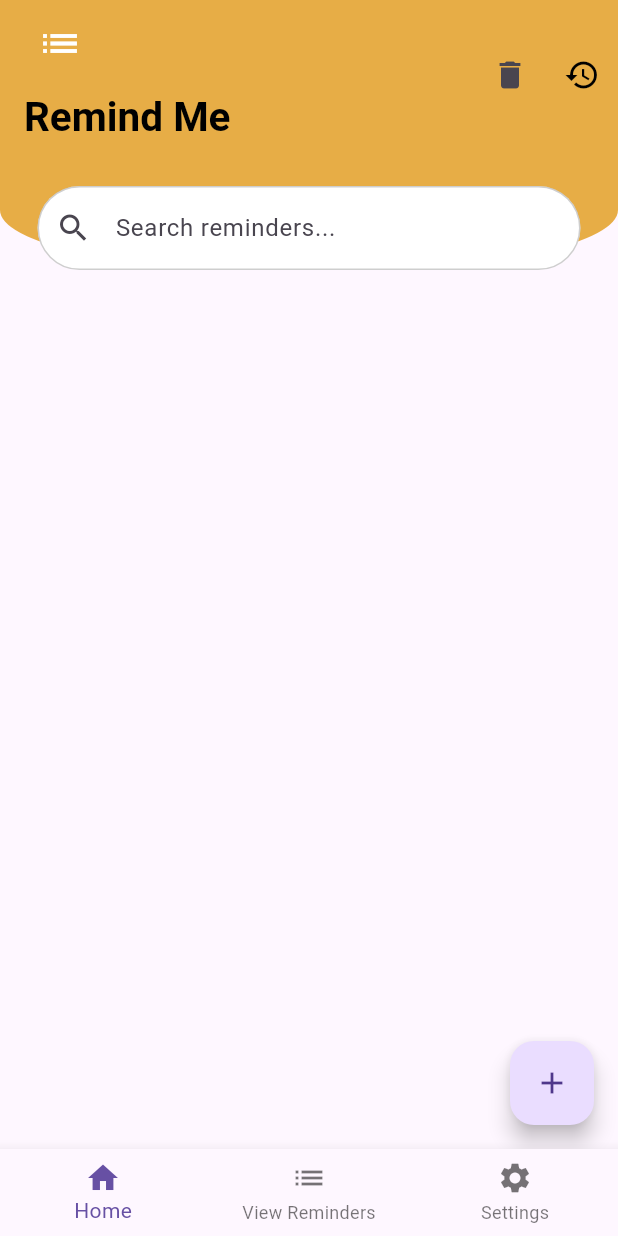
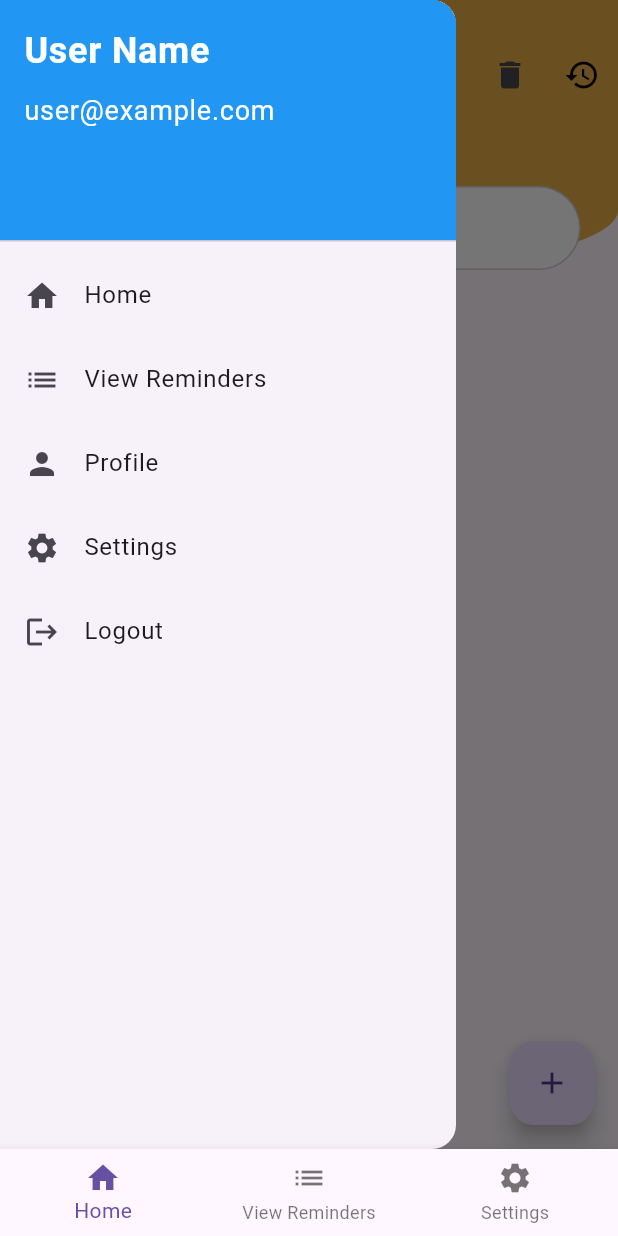
Before and after one commit to sofia883/git_remind_me_repos., a Flutter app: the screen it shows after launch, with the side drawer open (before the commit the screen has no drawer), on a phone screen of 412 x 824 dp. Run offline on Flutter 3.47's test engine with Material 3 defaults, Android fonts, the phone set to English and light mode, and no system bars; our stand-ins replace shared_preferences.

```diff
--- a/lib/home_page.dart
+++ b/lib/home_page.dart
@@ -3,6 +3,8 @@ import 'dart:async';
 import 'create_reminder.dart';
 import 'reminder_service.dart';
 import 'expired_reminders.dart';
+// import 'setting_page.dart';
+import 'profile_page.dart'; // Import your profile page
 
 class HomePage extends StatefulWidget {
   @override
@@ -56,10 +58,13 @@ class _HomePageState extends State<HomePage> {
     setState(() {
       reminders = loadedReminders[0];
       expiredReminders = loadedReminders[1];
-      filteredReminders = List.from(reminders);
       mostUpcomingReminder = ReminderUtils.getMostUpcomingReminder(reminders);
       _isLoading = false;
     });
+
+    print('Reminders loaded: $reminders');
+    print('Expired reminders loaded: $expiredReminders');
+    print('Most upcoming reminder: $mostUpcomingReminder');
 
     _processExpiredReminders();
   }
@@ -103,7 +108,6 @@ class _HomePageState extends State<HomePage> {
     if (result) {
       setState(() {
         reminders.removeAt(index);
-        filteredReminders.removeAt(index); // Keep filtered list in sync
         _saveReminders();
       });
     }
@@ -123,6 +127,17 @@ class _HomePageState extends State<HomePage> {
         });
       },
     );
+  }
+
+  void _logout() async {
+    // Clear expired reminders when logging out
+    await ReminderUtils.clearExpiredReminders();
+
+    // Clear any other necessary data
+    await ReminderUtils.clearOtherData();
+
+    // Navigate to login or welcome page
+    Navigator.pushReplacementNamed(context, '/login');
   }
 
   @override
@@ -186,12 +201,6 @@ class _HomePageState extends State<HomePage> {
         title: Column(
           crossAxisAlignment: CrossAxisAlignment.start,
           children: [
-            IconButton(
-              icon: Icon(Icons.list, size: 30.0, color: Colors.white),
-              onPressed: () {
-                Scaffold.of(context).openDrawer();
-              },
-            ),
             SizedBox(height: 8.0), // Space between icon and title
             Text(
               'Remind Me',
@@ -232,10 +241,82 @@ class _HomePageState extends State<HomePage> {
           ),
         ),
       ),
-      body: Column(
-        children: [
-          if (mostUpcomingReminder != null)
-            Card(
+      drawer: Drawer(
+        child: ListView(
+          padding: EdgeInsets.zero,
+          children: [
+            DrawerHeader(
+              decoration: BoxDecoration(
+                color: Colors.blue,
+              ),
+              child: Column(
+                crossAxisAlignment: CrossAxisAlignment.start,
+                children: [
+                  Text(
+                    'User Name', // Replace with dynamic user name if available
+                    style: TextStyle(
+                      color: Colors.white,
+                      fontSize: 24,
+                      fontWeight: FontWeight.bold,
+                    ),
+                  ),
+                  SizedBox(height: 8.0),
+                  Text(
+                    'user@example.com', // Replace with dynamic email if available
+                    style: TextStyle(
+                      color: Colors.white,
+                      fontSize: 18,
+                    ),
+                  ),
+                ],
+              ),
+            ),
+            ListTile(
+              title: Text('Home'),
+              leading: Icon(Icons.home),
+              onTap: () {
+                Navigator.pushReplacementNamed(context, '/home');
+              },
+            ),
+            ListTile(
+              title: Text('View Reminders'),
+              leading: Icon(Icons.list),
+              onTap: () {
+                Navigator.pushReplacementNamed(context, '/view-reminders');
+              },
+            ),
+            ListTile(
+              title: Text('Profile'),
+              leading: Icon(Icons.person),
+              onTap: () {
+                Navigator.pushReplacementNamed(context, '/profile');
+              },
+            ),
+            ListTile(
+              title: Text('Settings'),
+              leading: Icon(Icons.settings),
+              onTap: () {
+                Navigator.pushReplacementNamed(context, '/settings');
+              },
+            ),
+            ListTile(
+              title: Text('Logout'),
+              leading: Icon(Icons.logout),
+              onTap: () {
+                _logout();
+              },
+            ),
+          ],
+        ),
+      ),
+      body: reminders.isEmpty
+          ? Center(
+              child: Text(
+                'No reminders added',
+                style: TextStyle(fontSize: 18, color: Colors.grey),
+              ),
+            )
+          : Card(
               elevation: 4,
               margin: EdgeInsets.all(8.0),
               child: InkWell(
@@ -278,8 +359,6 @@ class _HomePageState extends State<HomePage> {
                 ),
               ),
             ),
-        ],
-      ),
       floatingActionButton: FloatingActionButton(
         onPressed: () {
           Navigator.push(
```
